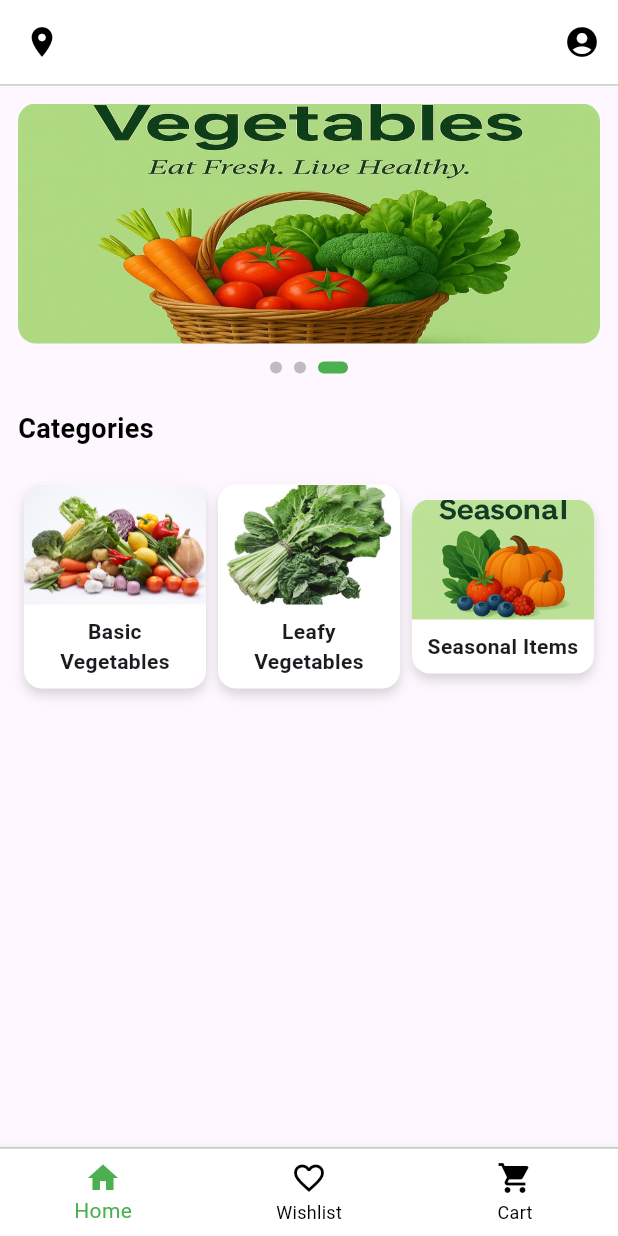
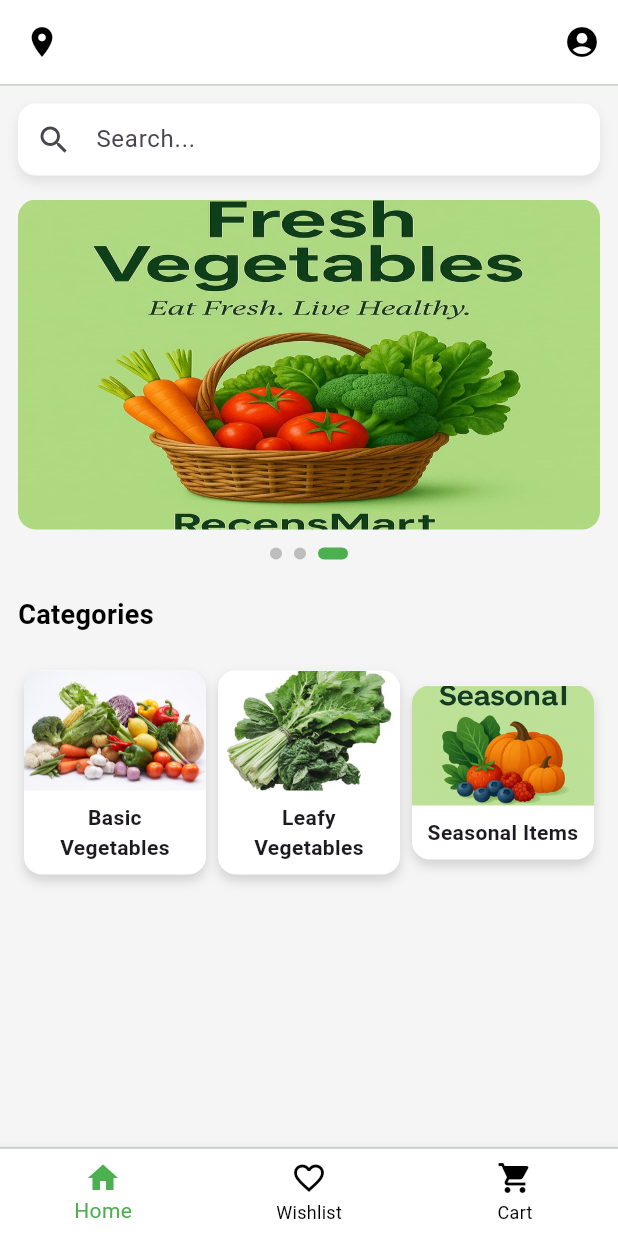
Before and after one commit to manikanta232005/recensmart, a Flutter app: the screen it shows after launch, on a phone screen of 412 x 824 dp. Run offline on Flutter 3.47's test engine with Material 3 defaults, Android fonts, the phone set to English and light mode, and no system bars; our stand-ins replace logger.

Commit message:
different classes used

```diff
--- a/lib/homescreen.dart
+++ b/lib/homescreen.dart
@@ -1,6 +1,17 @@
 import 'dart:async';
 import 'package:flutter/material.dart';
+import 'package:logger/logger.dart';
 
+final bool isProduction = bool.fromEnvironment('dart.vm.product');
+
+final Logger logger = Logger(
+  level: isProduction ? Level.off : Level.debug,
+  printer: PrettyPrinter(),
+);
+
+/// -------------------------
+/// HomeScreen (main widget)
+/// -------------------------
 class HomeScreen extends StatefulWidget {
   const HomeScreen({super.key});
 
@@ -30,10 +41,12 @@ class _HomeScreenState extends State<HomeScreen> {
     },
   ];
 
+  int _currentPage = 0;
   late final PageController _pageController;
   Timer? _timer;
-  int _currentPage = 0;
   bool _isDisposed = false;
+
+  final TextEditingController _searchController = TextEditingController();
 
   @override
   void initState() {
@@ -67,77 +80,46 @@ class _HomeScreenState extends State<HomeScreen> {
     _isDisposed = true;
     _timer?.cancel();
     _pageController.dispose();
+    _searchController.dispose();
     super.dispose();
-  }
-
-  Widget _buildPageIndicator() {
-    return Row(
-      mainAxisAlignment: MainAxisAlignment.center,
-      children: List.generate(promoImages.length, (index) {
-        bool isActive = index == _currentPage;
-        return AnimatedContainer(
-          duration: const Duration(milliseconds: 300),
-          margin: const EdgeInsets.symmetric(horizontal: 4.0),
-          height: 8.0,
-          width: isActive ? 20.0 : 8.0,
-          decoration: BoxDecoration(
-            color: isActive ? Colors.green : Colors.grey.shade400,
-            borderRadius: BorderRadius.circular(12),
-          ),
-        );
-      }),
-    );
   }
 
   @override
   Widget build(BuildContext context) {
     return Scaffold(
+      backgroundColor: const Color(0xFFF5F5F5),
       body: Padding(
         padding: const EdgeInsets.all(12.0),
         child: Column(
           crossAxisAlignment: CrossAxisAlignment.start,
           children: [
 
-            // Promo Carousel
-            SizedBox(
-              height: 160,
-              child: NotificationListener<ScrollNotification>(
-                onNotification: (notification) {
-                  if (notification is ScrollStartNotification) {
-                    _stopAutoScroll();
-                  } else if (notification is ScrollEndNotification) {
-                    Future.delayed(const Duration(seconds: 2), () {
-                      if (!_isDisposed) _startAutoScroll();
-                    });
-                  }
-                  return false;
-                },
-                child: PageView.builder(
-                  controller: _pageController,
-                  itemCount: promoImages.length,
-                  itemBuilder: (context, index) {
-                    return ClipRRect(
-                      borderRadius: BorderRadius.circular(12),
-                      child: Image.asset(
-                        promoImages[index],
-                        fit: BoxFit.cover,
-                        width: double.infinity,
-                      ),
-                    );
-                  },
+            SearchBarWidget(controller: _searchController),
+
+            const SizedBox(height: 16),
+
+            PromoCarousel(
+              images: promoImages,
+              pageController: _pageController,
               onPageChanged: (index) {
                 setState(() {
                   _currentPage = index;
                 });
               },
-                ),
-              ),
+              onScrollStart: _stopAutoScroll,
+              onScrollEnd: () {
+                Future.delayed(const Duration(seconds: 2), () {
+                  if (!_isDisposed) _startAutoScroll();
+                });
+              },
             ),
 
             const SizedBox(height: 12),
 
-            // Page Indicator
-            _buildPageIndicator(),
+            PageIndicator(
+              itemCount: promoImages.length,
+              currentPage: _currentPage,
+            ),
 
             const SizedBox(height: 24),
 
@@ -152,18 +134,186 @@ class _HomeScreenState extends State<HomeScreen> {
 
             const SizedBox(height: 24),
 
-            Row(
+            CategoryRow(categories: categories),
+          ],
+        ),
+      ),
+    );
+  }
+}
+
+/// -------------------------
+/// Search Bar Widget
+/// -------------------------
+class SearchBarWidget extends StatelessWidget {
+  final TextEditingController controller;
+
+  const SearchBarWidget({super.key, required this.controller});
+
+  @override
+  Widget build(BuildContext context) {
+    return Container(
+      padding: const EdgeInsets.symmetric(horizontal: 12),
+      decoration: BoxDecoration(
+        color: Colors.white,
+        borderRadius: BorderRadius.circular(12),
+        boxShadow: [
+         BoxShadow(
+                     color: Colors.grey.shade300,
+                      blurRadius: 6,
+                     offset: const Offset(0, 4),
+                  ),
+
+        ],
+      ),
+      child: TextField(
+        controller: controller,
+        decoration: const InputDecoration(
+          hintText: 'Search...',
+          border: InputBorder.none,
+          icon: Icon(Icons.search),
+        ),
+        onSubmitted: (query) {
+          logger.i('Search: $query');
+        },
+      ),
+    );
+  }
+}
+
+/// -------------------------
+/// Promo Carousel Widget
+/// -------------------------
+class PromoCarousel extends StatelessWidget {
+  final List<String> images;
+  final PageController pageController;
+  final ValueChanged<int> onPageChanged;
+  final VoidCallback onScrollStart;
+  final VoidCallback onScrollEnd;
+
+  const PromoCarousel({
+    super.key,
+    required this.images,
+    required this.pageController,
+    required this.onPageChanged,
+    required this.onScrollStart,
+    required this.onScrollEnd,
+  });
+
+  @override
+  Widget build(BuildContext context) {
+    return SizedBox(
+      height: 220,
+      child: NotificationListener<ScrollNotification>(
+        onNotification: (notification) {
+          if (notification is ScrollStartNotification) {
+            onScrollStart();
+          } else if (notification is ScrollEndNotification) {
+            onScrollEnd();
+          }
+          return false;
+        },
+        child: PageView.builder(
+          controller: pageController,
+          itemCount: images.length,
+          itemBuilder: (context, index) {
+            return ClipRRect(
+              borderRadius: BorderRadius.circular(12),
+              child: Image.asset(
+                images[index],
+                fit: BoxFit.cover,
+                width: double.infinity,
+              ),
+            );
+          },
+          onPageChanged: onPageChanged,
+        ),
+      ),
+    );
+  }
+}
+
+/// -------------------------
+/// Page Indicator Widget
+/// -------------------------
+class PageIndicator extends StatelessWidget {
+  final int itemCount;
+  final int currentPage;
+
+  const PageIndicator({
+    super.key,
+    required this.itemCount,
+    required this.currentPage,
+  });
+
+  @override
+  Widget build(BuildContext context) {
+    return Row(
+      mainAxisAlignment: MainAxisAlignment.center,
+      children: List.generate(itemCount, (index) {
+        bool isActive = index == currentPage;
+        return AnimatedContainer(
+          duration: const Duration(milliseconds: 300),
+          margin: const EdgeInsets.symmetric(horizontal: 4.0),
+          height: 8.0,
+          width: isActive ? 20.0 : 8.0,
+          decoration: BoxDecoration(
+            color: isActive ? Colors.green : Colors.grey.shade400,
+            borderRadius: BorderRadius.circular(12),
+          ),
+        );
+      }),
+    );
+  }
+}
+
+/// -------------------------
+/// Category Row Widget
+/// -------------------------
+class CategoryRow extends StatelessWidget {
+  final List<Map<String, String>> categories;
+
+  const CategoryRow({super.key, required this.categories});
+
+  @override
+  Widget build(BuildContext context) {
+    return Row(
       mainAxisAlignment: MainAxisAlignment.spaceBetween,
       children: categories.map((category) {
         return Expanded(
-                  child: Container(
+          child: CategoryCard(
+            image: category['image']!,
+            text: category['text']!,
+          ),
+        );
+      }).toList(),
+    );
+  }
+}
+
+/// -------------------------
+/// Category Card Widget
+/// -------------------------
+class CategoryCard extends StatelessWidget {
+  final String image;
+  final String text;
+
+  const CategoryCard({
+    super.key,
+    required this.image,
+    required this.text,
+  });
+
+  @override
+  Widget build(BuildContext context) {
+    return Container(
       margin: const EdgeInsets.symmetric(horizontal: 4),
       decoration: BoxDecoration(
         color: Colors.white,
         borderRadius: BorderRadius.circular(12),
         boxShadow: [
           BoxShadow(
-                          color: Color.fromRGBO(128, 128, 128, 0.3),
+            color: const Color.fromRGBO(128, 128, 128, 0.3),
             blurRadius: 6,
             offset: const Offset(0, 4),
           ),
@@ -177,7 +327,7 @@ class _HomeScreenState extends State<HomeScreen> {
               topRight: Radius.circular(12),
             ),
             child: Image.asset(
-                            category['image']!,
+              image,
               height: 80,
               width: double.infinity,
               fit: BoxFit.cover,
@@ -186,7 +336,7 @@ class _HomeScreenState extends State<HomeScreen> {
           Padding(
             padding: const EdgeInsets.all(8.0),
             child: Text(
-                            category['text']!,
+              text,
               style: const TextStyle(
                 fontWeight: FontWeight.bold,
                 fontSize: 14,
@@ -196,13 +346,6 @@ class _HomeScreenState extends State<HomeScreen> {
           ),
         ],
       ),
-                  ),
-                );
-              }).toList(),
-            ),
-          ],
-        ),
-      ),
     );
   }
 }
--- a/pubspec.yaml
+++ b/pubspec.yaml
@@ -30,6 +30,7 @@ environment:
 dependencies:
   flutter:
     sdk: flutter
+  logger: ^2.0.2
 
   # The following adds the Cupertino Icons font to your application.
   # Use with the CupertinoIcons class for iOS style icons.
```
Also changed, not shown: pubspec.lock. Lines whose indentation alone changed are shown as unchanged.
